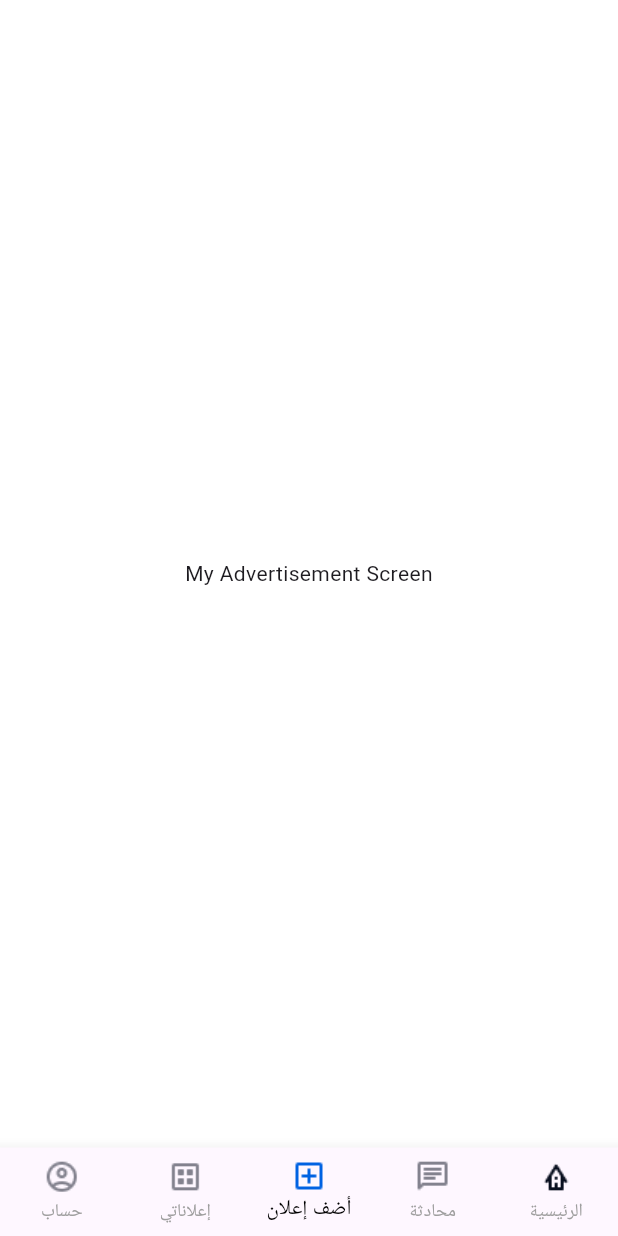
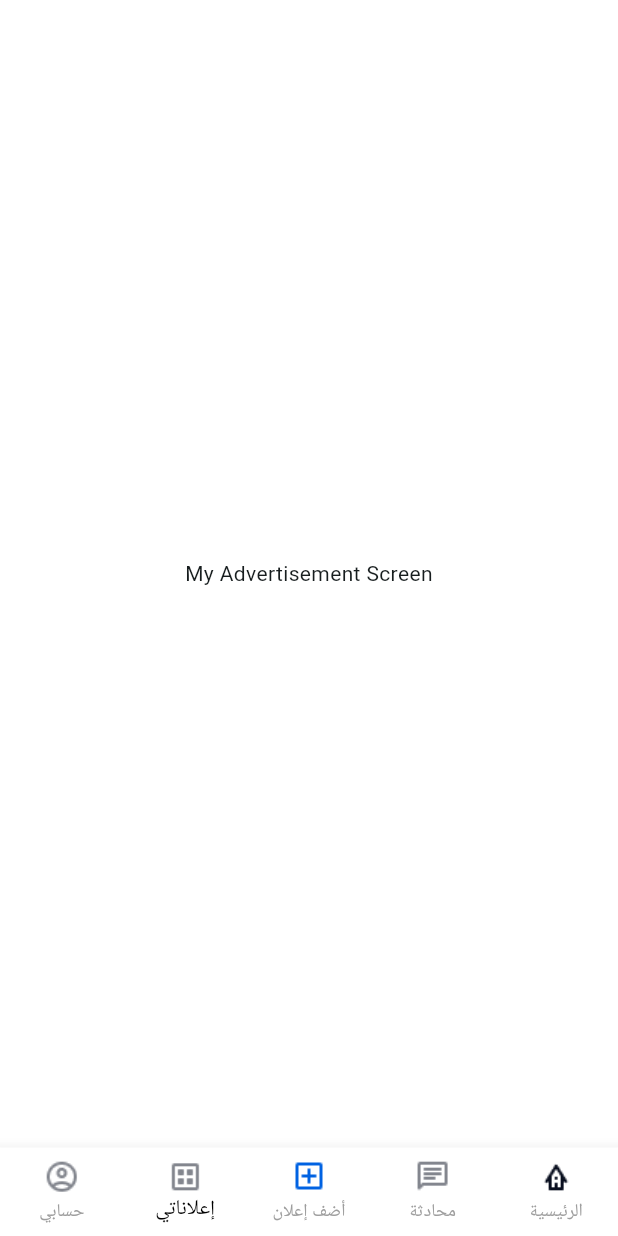
Before and after one commit to Elesawy11/flutter_task_ahmed_elesawy, a Flutter app: the MyAdvertisementScreen screen opened by its route, on a phone screen of 412 x 824 dp. Run offline on Flutter 3.47's test engine with Material 3 defaults, Android fonts, the phone set to English and light mode, and no system bars; our stand-ins replace device_preview, go_router; Roboto replaces fonts that are missing (Tajawal).

```diff
--- a/lib/core/constants/constants.dart
+++ b/lib/core/constants/constants.dart
@@ -22,7 +22,7 @@ class Constants {
     ),
     BottomNavigationBarItem(
       icon: Image.asset(Assets.imagesProfileIcon),
-      label: 'حساب',
+      label: 'حسابي',
     ),
   ];
 }
--- a/lib/core/routing/router.dart
+++ b/lib/core/routing/router.dart
@@ -42,6 +42,16 @@ class AppRouter {
           StatefulShellBranch(
             routes: [
               GoRoute(
+                path: Routes.add,
+                name: 'add',
+                pageBuilder: (context, state) =>
+                    const NoTransitionPage(child: AddAdScreen()),
+              ),
+            ],
+          ),
+          StatefulShellBranch(
+            routes: [
+              GoRoute(
                 path: Routes.myAdvertisement,
                 name: 'my-advertisement',
                 pageBuilder: (context, state) =>
@@ -49,16 +59,7 @@ class AppRouter {
               ),
             ],
           ),
-          StatefulShellBranch(
-            routes: [
-              GoRoute(
-                path: Routes.add,
-                name: 'add',
-                pageBuilder: (context, state) =>
-                    const NoTransitionPage(child: AddAdScreen()),
-              ),
-            ],
-          ),
+
           StatefulShellBranch(
             routes: [
               GoRoute(
```
Also changed, not shown: lib/main.dart (+6 -4 lines).
